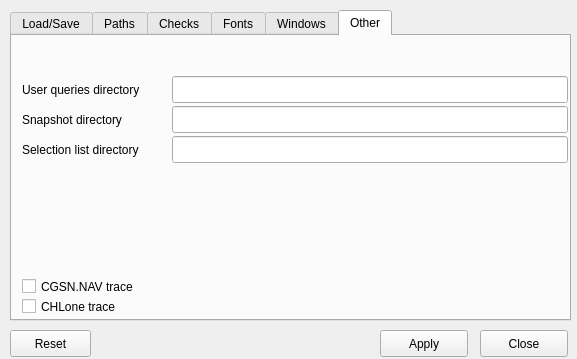
This is NAVigater/CGNS/NAV/T/Q7OptionsWindow.ui in pyCGNS/pyCGNS as Qt 5 draws it before an edit. The edited form follows.
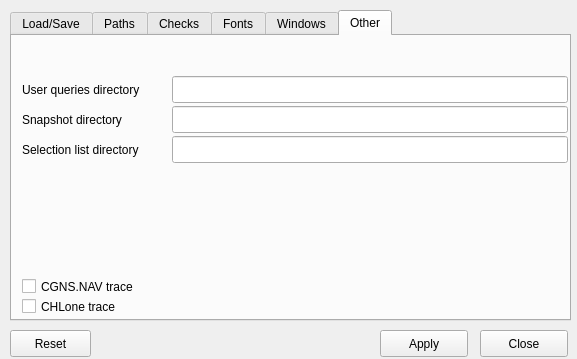
This is the edited form. The open tabs and pages were chosen to show the change. Icons and pictures are not drawn.

Diff of the .ui file:
```diff
--- a/NAVigater/CGNS/NAV/T/Q7OptionsWindow.ui
+++ b/NAVigater/CGNS/NAV/T/Q7OptionsWindow.ui
@@ -660,7 +660,7 @@
       </rect>
      </property>
      <property name="text">
-      <string>CGSN.NAV trace</string>
+      <string>CGNS.NAV trace</string>
      </property>
     </widget>
    </widget>
```
